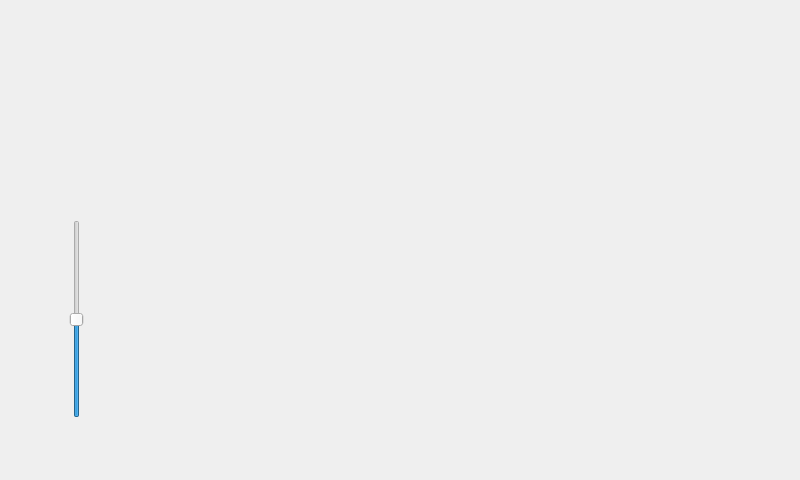
Before: the Qt Designer form RC-CAR_Qt/mainwindow.ui in bitas0709/RC-CAR, drawn with Qt 5.
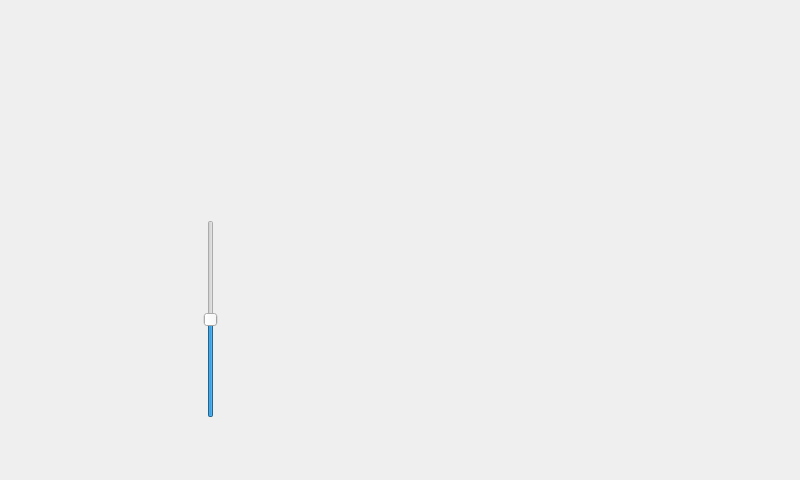
After: the same form once the commit is applied. The open tabs and pages were chosen to show the change.

What changed in the file:
```diff
--- a/RC-CAR_Qt/mainwindow.ui
+++ b/RC-CAR_Qt/mainwindow.ui
@@ -170,22 +170,6 @@
        <layout class="QVBoxLayout" name="verticalLayout_7">
         <item>
          <layout class="QHBoxLayout" name="horizontalLayout_3">
-          <item>
-           <spacer name="horizontalSpacer_3">
-            <property name="orientation">
-             <enum>Qt::Horizontal</enum>
-            </property>
-            <property name="sizeType">
-             <enum>QSizePolicy::Minimum</enum>
-            </property>
-            <property name="sizeHint" stdset="0">
-             <size>
-              <width>40</width>
-              <height>20</height>
-             </size>
-            </property>
-           </spacer>
-          </item>
           <item>
            <layout class="QVBoxLayout" name="verticalLayout_6">
             <item>
@@ -204,7 +188,7 @@
             <item>
              <widget class="QSlider" name="AccelerationSlider">
               <property name="sizePolicy">
-               <sizepolicy hsizetype="Fixed" vsizetype="Expanding">
+               <sizepolicy hsizetype="Expanding" vsizetype="Expanding">
                 <horstretch>0</horstretch>
                 <verstretch>0</verstretch>
                </sizepolicy>
```
